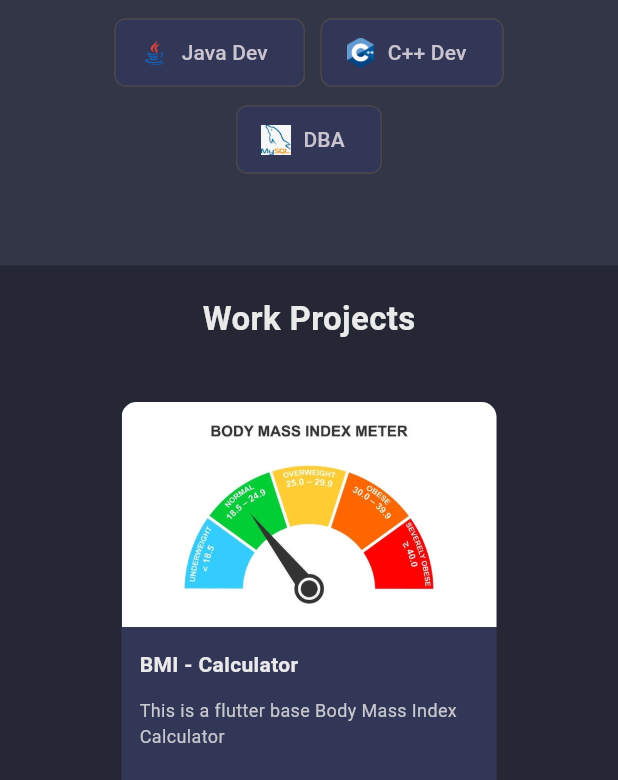
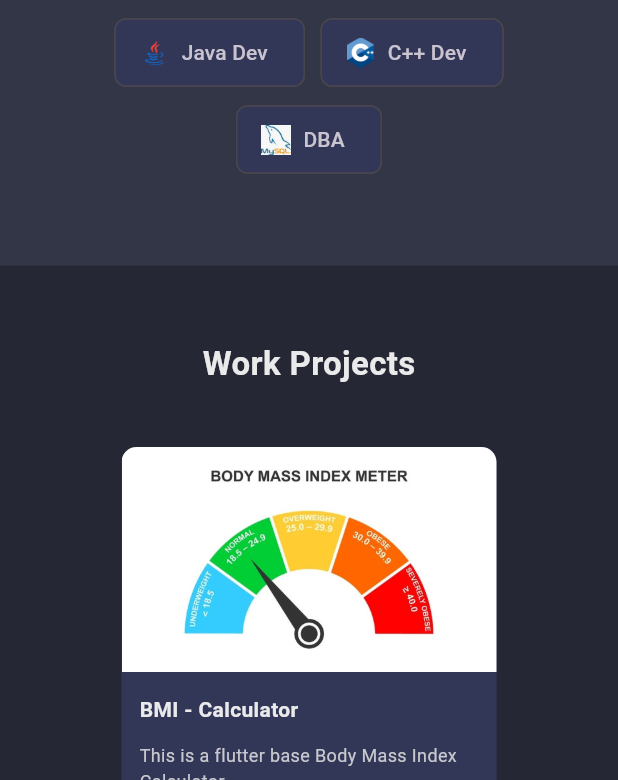
Before and after one commit to Piyushbhatt7/my_portfolio, a Flutter app: the screen it shows after launch, scrolled down 1152 dp, on a phone screen of 412 x 824 dp, the part 456-1236 px from its top. Run offline on Flutter 3.47's test engine with Material 3 defaults, Android fonts, the phone set to English and light mode, and no system bars; missing offline and left inert: dart:js.

Commit message:
home screen

```diff
--- a/lib/pages/home_page.dart
+++ b/lib/pages/home_page.dart
@@ -92,6 +92,8 @@ class _HomePageState extends State<HomePage> {
                 ],
                 ),
               ),
+
+             const SizedBox(height: 30.0,),
              // PROJECTS
              const ProjectsSection(),
 
--- a/lib/widgets/projects_section.dart
+++ b/lib/widgets/projects_section.dart
@@ -46,7 +46,7 @@ class ProjectsSection extends StatelessWidget {
               ),
             ),
 
-            const SizedBox(height: 80,),
+            const SizedBox(height: 60,),
 
 
             // hobby projects title
```
